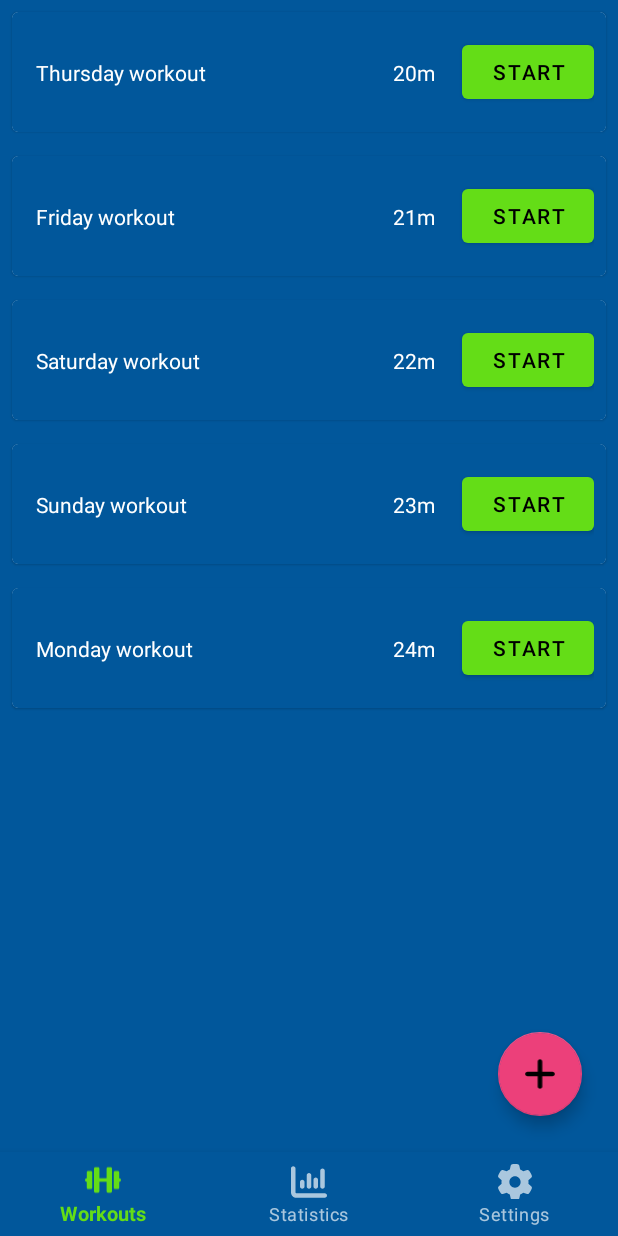
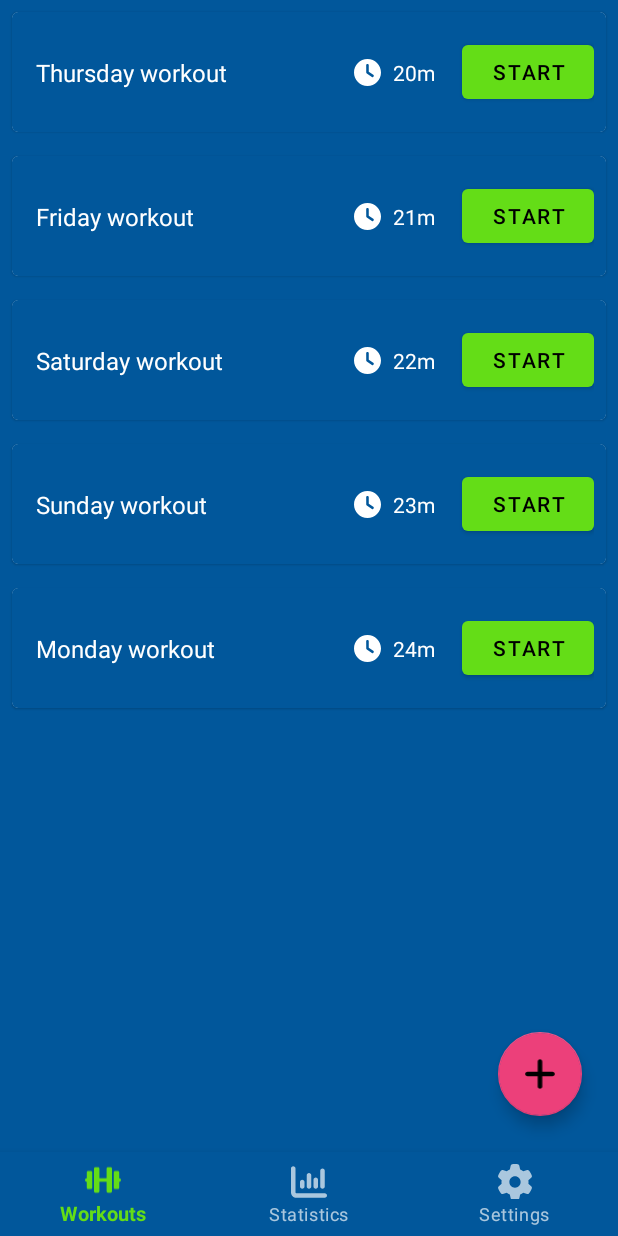
Before and after one commit to Rutzzz/CircularWorkout, an Android app: the screen it shows after launch (MainActivity), on a phone screen of 412 x 824 dp. Run offline under Robolectric (Android 15) with nearby library versions, the phone set to English and light mode, and no system bars; our stand-ins replace navigation-ui.

Commit message:
Update look of workout list item

```diff
--- /dev/null
+++ b/app/src/main/res/drawable/ic_clock_solid.xml
@@ -0,0 +1,4 @@
+<vector android:height="18dp" android:viewportHeight="512"
+    android:viewportWidth="512" android:width="18dp" xmlns:android="http://schemas.android.com/apk/res/android">
+    <path android:fillColor="#FF000000" android:pathData="M256,512C114.6,512 0,397.4 0,256C0,114.6 114.6,0 256,0C397.4,0 512,114.6 512,256C512,397.4 397.4,512 256,512zM232,256C232,264 236,271.5 242.7,275.1L338.7,339.1C349.7,347.3 364.6,344.3 371.1,333.3C379.3,322.3 376.3,307.4 365.3,300L280,243.2V120C280,106.7 269.3,96 255.1,96C242.7,96 231.1,106.7 231.1,120L232,256z"/>
+</vector>
--- a/app/src/main/res/layout/item_workout_list.xml
+++ b/app/src/main/res/layout/item_workout_list.xml
@@ -20,11 +20,25 @@
             android:layout_width="0dp"
             android:layout_height="wrap_content"
             android:textAlignment="textStart"
+            android:textSize="16sp"
             app:layout_constraintStart_toStartOf="parent"
-            app:layout_constraintEnd_toStartOf="@id/workout_duration_text_view"
+            app:layout_constraintEnd_toStartOf="@id/workout_duration_image_view"
             app:layout_constraintTop_toTopOf="parent"
             app:layout_constraintBottom_toBottomOf="parent"
             tools:text="Wednesday workout" />
+
+        <ImageView
+            android:id="@+id/workout_duration_image_view"
+            android:layout_width="wrap_content"
+            android:layout_height="wrap_content"
+            android:src="@drawable/ic_clock_solid"
+            app:layout_constraintTop_toTopOf="parent"
+            app:layout_constraintBottom_toBottomOf="parent"
+            app:layout_constraintEnd_toStartOf="@id/workout_duration_text_view"
+            app:tint="@color/white"
+            android:layout_marginEnd="8dp"
+            android:contentDescription="@string/workout_item_timer_icon"
+            />
 
         <TextView
             android:id="@+id/workout_duration_text_view"
--- a/app/src/main/res/values/strings.xml
+++ b/app/src/main/res/values/strings.xml
@@ -7,5 +7,6 @@
 
     <string name="button_new_workout">New workout</string>
 
+    <string name="workout_item_timer_icon">Timer icon</string>
     <string name="workout_item_start">Start</string>
 </resources>
```
